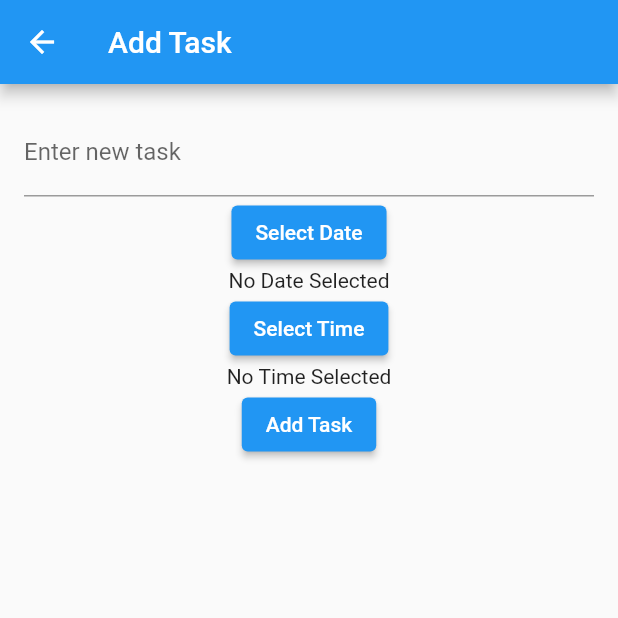
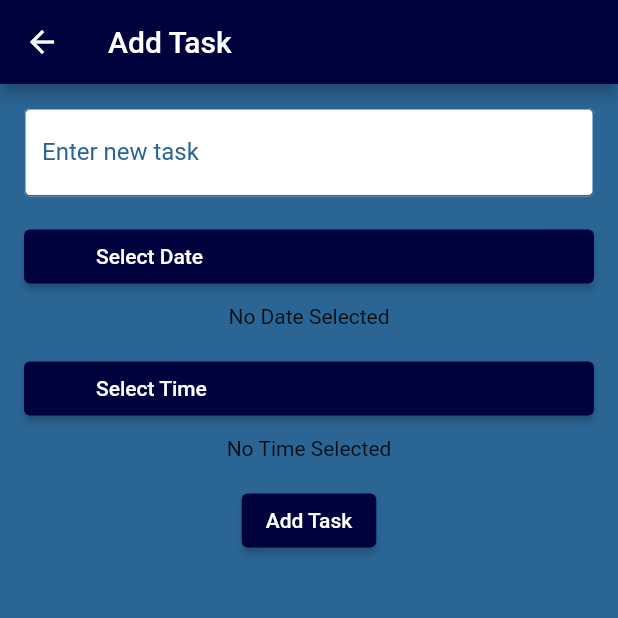
Before and after one commit to Ali-hadi-Matar/todo-app, a Flutter app: the screen it shows after launch, after a tap on the "add" icon, on a phone screen of 412 x 824 dp, the top half of it. Run offline on Flutter 3.47's test engine with Material 2 defaults, Android fonts, the phone set to English and light mode, and no system bars.

Commit message:
chore: Adding style to app

```diff
--- a/lib/AddTask.dart
+++ b/lib/AddTask.dart
@@ -1,5 +1,3 @@
-import 'dart:math';
-
 import 'package:flutter/material.dart';
 import 'Task.dart';
 
@@ -7,6 +5,7 @@ class AddTask extends StatefulWidget {
   final List<Task> tasks;
 
   AddTask(this.tasks);
+
   @override
   _AddTaskState createState() => _AddTaskState();
 }
@@ -45,7 +44,6 @@ class _AddTaskState extends State<AddTask> {
   }
 
   void _addTask() {
-
     Task newTask = Task(
       _descriptionController.text,
       _selectedDate,
@@ -56,7 +54,7 @@ class _AddTaskState extends State<AddTask> {
       widget.tasks.add(newTask);
     });
 
-    Navigator.pop(context,true);
+    Navigator.pop(context, true);
   }
 
   @override
@@ -64,40 +62,89 @@ class _AddTaskState extends State<AddTask> {
     return Scaffold(
       appBar: AppBar(
         title: Text('Add Task'),
+        backgroundColor: Theme.of(context).primaryColor,
       ),
-      body: Padding(
+      body:Container(
+        decoration: BoxDecoration(
+          color: Color(0xFF2A6594), // Set the body background color
+        ),
+      child: Padding(
+
         padding: EdgeInsets.all(16.0),
         child: Column(
           children: [
             TextField(
               controller: _descriptionController,
-              decoration: InputDecoration(labelText: 'Enter new task'),
+              decoration: InputDecoration(
+                labelText: 'Enter new task',
+                border: OutlineInputBorder(),
+                filled: true,
+                fillColor: Colors.white,
+              ),
             ),
+            SizedBox(height: 16),
             ElevatedButton(
               onPressed: () => _selectDate(context),
-              child: Text('Select Date'),
+              child: Row(
+                children: [
+                  Icon(
+                    Icons.calendar_today,
+                    color: Theme.of(context).primaryColor,
+                  ),
+                  SizedBox(width: 8),
+                  Text('Select Date'),
+                ],
+              ),
+              style: ElevatedButton.styleFrom(
+                primary: Theme.of(context).primaryColor,
+              ),
             ),
+            SizedBox(height: 8),
             Text(
               _selectedDate == null
                   ? 'No Date Selected'
                   : 'Selected Date: ${_selectedDate!.toLocal()}',
             ),
+            SizedBox(height: 16),
+
+
+
             ElevatedButton(
               onPressed: () => _selectTime(context),
-              child: Text('Select Time'),
+              child: Row(
+                children: [
+                  Icon(
+                    Icons.access_time,
+                    color: Theme.of(context).primaryColor,
+                  ),
+                  SizedBox(width: 8),
+                  Text('Select Time'),
+                ],
+              ),
+              style: ElevatedButton.styleFrom(
+                primary: Theme.of(context).primaryColor,
+              ),
             ),
+
+            SizedBox(height: 8),
             Text(
               _selectedTime == null
                   ? 'No Time Selected'
                   : 'Selected Time: ${_selectedTime!.format(context)}',
             ),
+            SizedBox(height: 16),
             ElevatedButton(
               onPressed: _addTask,
               child: Text('Add Task'),
+              style: ElevatedButton.styleFrom(
+                primary: Theme.of(context).primaryColor,
+              ),
             ),
+
           ],
         ),
       ),
+    )
     );
   }
 }
--- a/lib/main.dart
+++ b/lib/main.dart
@@ -1,13 +1,17 @@
 import 'package:flutter/material.dart';
 import 'AddTask.dart';
 import 'Task.dart';
-
+import 'Note.dart';
 void main() => runApp(MyApp());
 
 class MyApp extends StatelessWidget {
   @override
   Widget build(BuildContext context) {
     return MaterialApp(
+      theme: ThemeData(
+        primaryColor: Color(0xFF00023D),
+        hintColor: Color(0xFF2A6594),
+      ),
       home: TaskList(),
     );
   }
@@ -33,27 +37,55 @@ class _TaskListState extends State<TaskList> {
       isDeleteButtonVisible = false;
     });
   }
+  void _navigateToNotesPage() {
+    Navigator.push(
+      context,
+      MaterialPageRoute(
+        builder: (context) => NotesList(),
+      ),
+    );
+  }
   @override
   Widget build(BuildContext context) {
     return Scaffold(
       appBar: AppBar(
         title: Text('To-Do List'),
+        backgroundColor: Color(0xFF00023D),
+        centerTitle: true,
+        actions: [
+          IconButton(
+            icon: Icon(Icons.note),
+            onPressed: _navigateToNotesPage,
+            color: Color(0xFF2A6594),
+
           ),
-      body: ListView.builder(
+        ],
+      ),
+      body: Container(
+        decoration: BoxDecoration(
+          color: Color(0xFF2A6594),
+        ),
+        child: ListView.builder(
           itemCount: tasks.length,
           itemBuilder: (context, index) {
-          return ListTile(
+            return Card(
+              color: Colors.white,
+              elevation: 2,
+              margin: EdgeInsets.symmetric(vertical: 8, horizontal: 16),
+              child: ListTile(
                 leading: Checkbox(
                   value: tasks[index].isSelected,
-              onChanged: (value)=>_toggleTaskSelection(index),
+                  onChanged: (value) => _toggleTaskSelection(index),
                 ),
                 title: Text(tasks[index].description),
                 subtitle: Text(
                   'Date: ${tasks[index].date?.toLocal().toString() ?? 'Not set'}\n'
                       'Time: ${tasks[index].time?.format(context) ?? 'Not set'}',
                 ),
+              ),
             );
           },
+        ),
       ),
       floatingActionButton: FloatingActionButton(
         onPressed: () async {
@@ -70,12 +102,17 @@ class _TaskListState extends State<TaskList> {
           }
         },
         child: Icon(Icons.add),
+        backgroundColor: Color(0xFF00023D),
+
       ),
       persistentFooterButtons:isDeleteButtonVisible ?[
         ElevatedButton(
           onPressed: () {
             _deleteSelectedTasks();
           },
+          style: ElevatedButton.styleFrom(
+            primary: Color(0xFF2A6594),
+          ),
           child: Text('Delete Selected'),
         ),
       ]
--- a/pubspec.yaml
+++ b/pubspec.yaml
@@ -28,6 +28,7 @@ environment:
 # the latest version available on pub.dev. To see which dependencies have newer
 # versions available, run `flutter pub outdated`.
 dependencies:
+
   flutter:
     sdk: flutter
 
```
Lines whose indentation alone changed are shown as unchanged.
